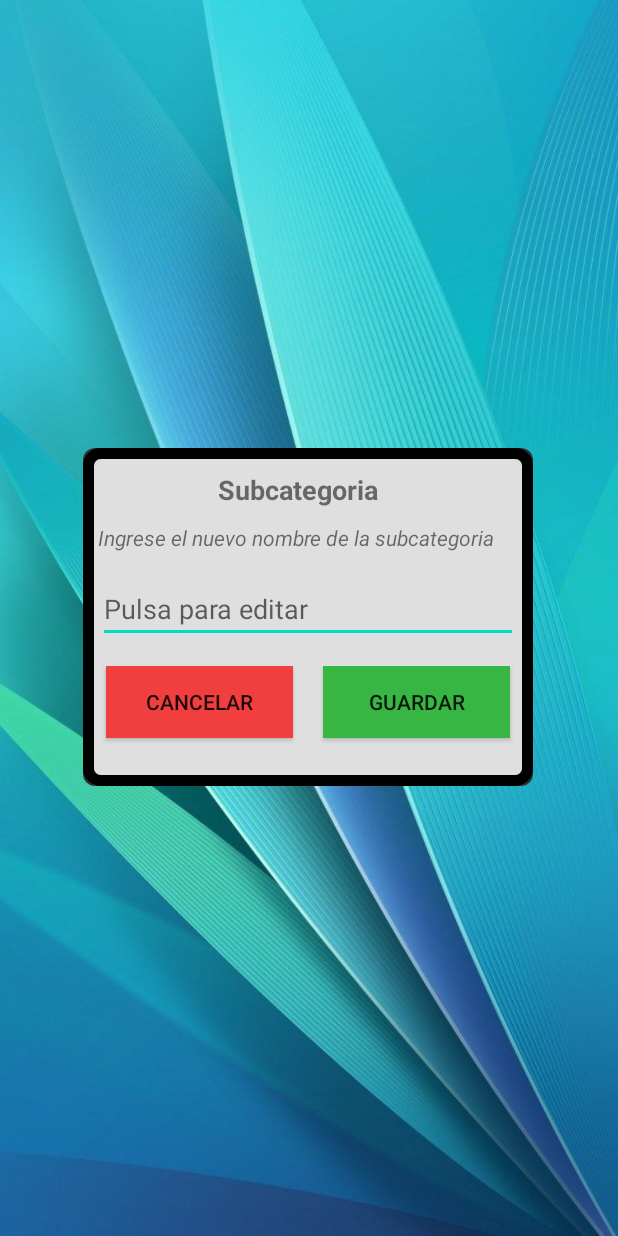
After one commit to IgnacioJaen/Frontend_NA, an Android app: the layout activity_add_subcategory.xml on its own in the app's theme, with its tools: preview values and no code run, on a phone screen of 412 x 824 dp. The commit adds this screen. Run offline under Robolectric (Android 15) with nearby library versions, the phone set to English and light mode, and no system bars.

Commit message:
Se agrego la funcion para agregar una subcategoria y pasar la variable de categoryId en las interfaces

```diff
--- a/Frontend/app/src/main/java/com/example/frontend/activity/EditCategoryActivity.java
+++ b/Frontend/app/src/main/java/com/example/frontend/activity/EditCategoryActivity.java
@@ -36,7 +36,6 @@ public class EditCategoryActivity extends AppCompatActivity {
 
         categoryId = getIntent().getIntExtra("categoryId", 0);
         userId = getIntent().getIntExtra("userId", 0);
-
         name = findViewById(R.id.etName);
 
         btnNext = findViewById(R.id.btnNext);
--- a/Frontend/app/src/main/java/com/example/frontend/activity/SubcategoryActivity.java
+++ b/Frontend/app/src/main/java/com/example/frontend/activity/SubcategoryActivity.java
@@ -34,17 +34,17 @@ public class SubcategoryActivity extends AppCompatActivity {
     private SubcategoryAdapter subcategoryAdapter;
     private RecyclerView.LayoutManager subcategoryLayout;
     private ArrayList<Subcategory> subcategory;
-    private int categoryId, subcategoryId;
+    private int subcategoryId;
     Button btnBack;
     Context context;
-    Integer userId;
+    Integer userId, categoryId;
 
     @Override
     protected void onCreate(Bundle savedInstanceState) {
         super.onCreate(savedInstanceState);
         setContentView(R.layout.activity_subcategory);
         userId = getIntent().getIntExtra("userId", 0);
-        categoryId = getIntent().getIntExtra("categoryId", 1);
+        categoryId = getIntent().getIntExtra("categoryId", 0);
 
         subcategoryView = findViewById(R.id.subcategoryRecView);
 
@@ -114,6 +114,7 @@ public class SubcategoryActivity extends AppCompatActivity {
             @Override
             public void onClick(View v) {
                 Intent intent = new Intent (SubcategoryActivity.this, AddSubcategoryActivity.class);
+                intent.putExtra("categoryId",categoryId);
                 intent.putExtra("userId",userId);
                 startActivity(intent);
             }
--- a/Frontend/app/src/main/java/com/example/frontend/api/SubcategoryApi.java
+++ b/Frontend/app/src/main/java/com/example/frontend/api/SubcategoryApi.java
@@ -14,6 +14,9 @@ public interface SubcategoryApi {
     @GET("subcategory/")
     Call<Subcategory> getSubcategory(@Query("subcategoryId") int subcategoryId);
 
+    @POST("subcategory")
+    Call<Subcategory> createSubcategory(@Body Subcategory subcategory);
+
     @GET("subcategory/subcategories/")
     Call<ArrayList<Subcategory>> getSubcategoryList(@Query("categoryId") int categoryId);
 
--- /dev/null
+++ b/Frontend/app/src/main/res/layout/activity_add_subcategory.xml
@@ -0,0 +1,67 @@
+<?xml version="1.0" encoding="utf-8"?>
+<androidx.constraintlayout.widget.ConstraintLayout
+        xmlns:android="http://schemas.android.com/apk/res/android"
+        xmlns:tools="http://schemas.android.com/tools"
+        xmlns:app="http://schemas.android.com/apk/res-auto"
+        android:layout_width="match_parent"
+        android:layout_height="match_parent"
+        tools:context=".activity.EditSubcategoryActivity"
+        android:background="@drawable/bg2">
+
+    <androidx.constraintlayout.widget.ConstraintLayout
+            android:layout_width="300dp"
+            android:layout_height="225dp"
+            app:layout_constraintStart_toStartOf="parent" app:layout_constraintEnd_toEndOf="parent"
+            app:layout_constraintHorizontal_bias="0.495" app:layout_constraintTop_toTopOf="parent"
+            android:layout_marginTop="180dp" app:layout_constraintBottom_toBottomOf="parent"
+            android:layout_marginBottom="300dp" app:layout_constraintVertical_bias="1.0">
+        <LinearLayout
+                android:orientation="vertical"
+                android:layout_width="match_parent"
+                android:layout_height="match_parent"
+                android:background="@drawable/tv_border">
+
+            <LinearLayout
+                    android:orientation="horizontal"
+                    android:layout_width="match_parent"
+                    android:layout_height="wrap_content" android:layout_marginTop="15dp">
+                <TextView
+                        android:text="Subcategoria"
+                        android:layout_width="wrap_content"
+                        android:layout_height="wrap_content" android:id="@+id/textView5"
+                        android:textSize="18sp" android:textStyle="bold"
+                        android:layout_marginLeft="90dp"/>
+            </LinearLayout>
+            <TextView
+                    android:text="Ingrese el nuevo nombre de la subcategoria"
+                    android:layout_width="match_parent"
+                    android:layout_height="wrap_content" android:id="@+id/textView6" android:textStyle="italic"
+                    android:layout_marginTop="10dp" android:layout_marginLeft="10dp"/>
+            <EditText
+                    android:layout_width="match_parent"
+                    android:layout_height="wrap_content"
+                    android:inputType="textPersonName"
+                    android:hint="Pulsa para editar"
+                    android:ems="10"
+                    android:id="@+id/etName" android:layout_marginTop="15dp"
+                    android:layout_marginLeft="10dp" android:layout_marginRight="10dp"/>
+            <LinearLayout
+                    android:orientation="horizontal"
+                    android:layout_width="match_parent"
+                    android:layout_height="match_parent" android:layout_marginTop="15dp">
+                <Button
+                        android:text="Cancelar"
+                        android:layout_width="wrap_content"
+                        android:layout_height="wrap_content" android:id="@+id/btnCancel" android:layout_weight="1"
+                        android:layout_marginRight="10dp" android:layout_marginLeft="15dp"
+                        android:background="#F13E3E"/>
+                <Button
+                        android:text="GUARDAR"
+                        android:layout_width="wrap_content"
+                        android:layout_height="wrap_content" android:id="@+id/btnSave" android:layout_weight="1"
+                        android:layout_marginLeft="10dp" android:layout_marginRight="15dp"
+                        android:background="#37B643"/>
+            </LinearLayout>
+        </LinearLayout>
+    </androidx.constraintlayout.widget.ConstraintLayout>
+</androidx.constraintlayout.widget.ConstraintLayout>
```
